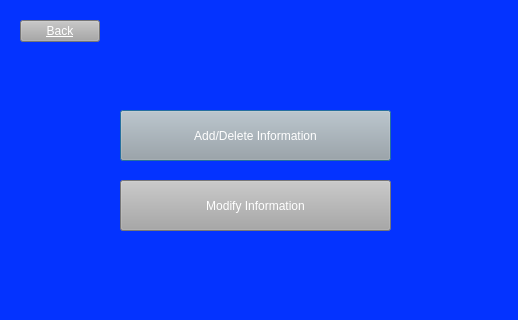
First picture: the form in BaseballProject2/maintenance.ui, repository tholm1/CS1D-Project-2-Baseball, before the edit.
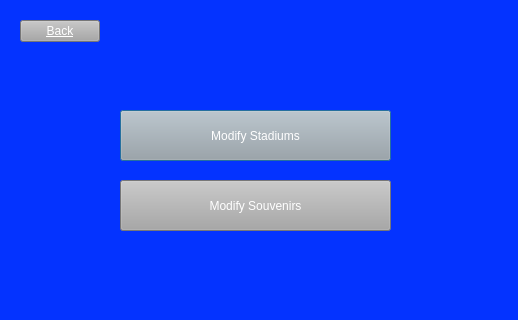
Second picture: the form after the edit.

Commit message: Initialize modify stadium page

Diff of the .ui file:
```diff
--- a/BaseballProject2/maintenance.ui
+++ b/BaseballProject2/maintenance.ui
@@ -30,7 +30,7 @@
 background-color: rgb(167, 167, 167);</string>
    </property>
    <property name="text">
-    <string>Add/Delete Information</string>
+    <string>Modify Stadiums</string>
    </property>
   </widget>
   <widget class="QPushButton" name="modifyInfo_pushButton">
@@ -47,7 +47,7 @@
 background-color: rgb(167, 167, 167);</string>
    </property>
    <property name="text">
-    <string>Modify Information</string>
+    <string>Modify Souvenirs</string>
    </property>
   </widget>
   <widget class="QPushButton" name="back_pushButton">
```
The commit also changes 2540 other files.
